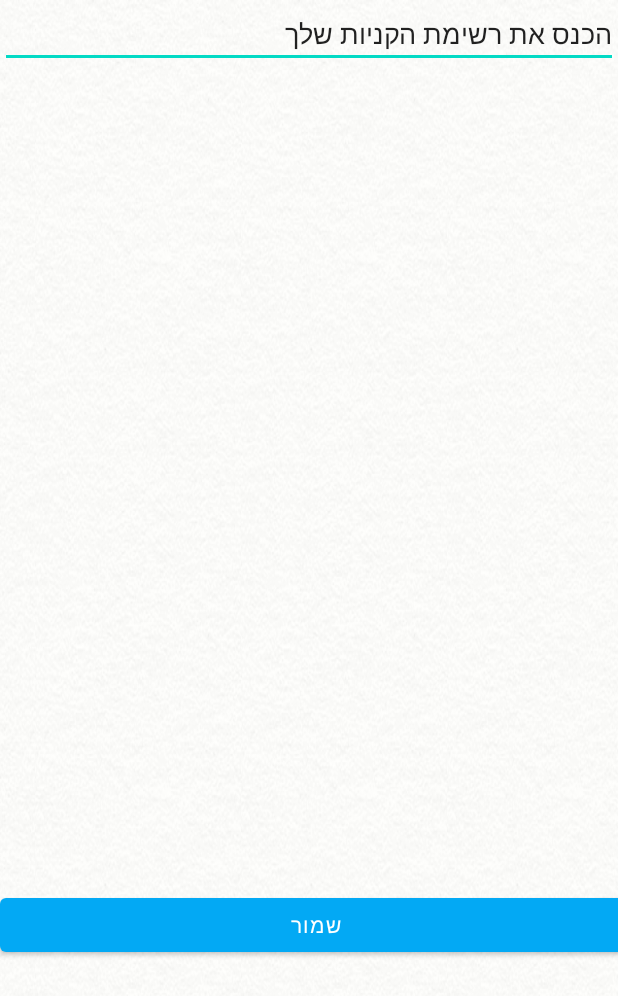
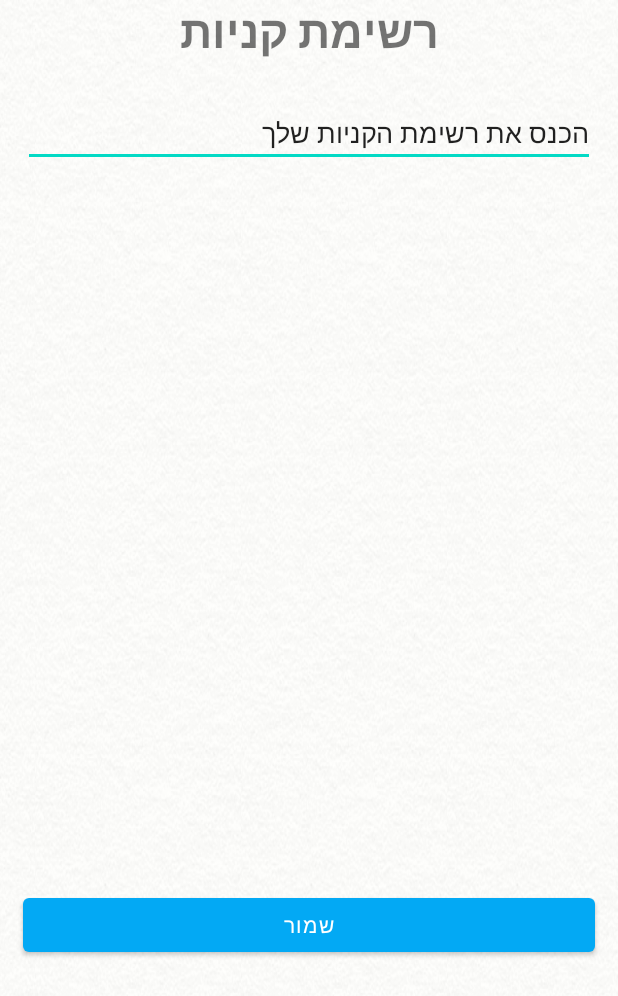
Before and after one commit to LeahMi/FinalProject, an Android app: the fragment ListShoppingFragment shown on its own in the app's theme, on a phone screen of 412 x 824 dp. Shown: the top 996 px of the screen. Run offline under Robolectric (Android 15) with nearby library versions, the phone set to English and light mode, and no system bars; our stand-ins replace Firebase (no records; nobody signed in at launch, a user with empty details on screens opened directly); Roboto replaces fonts that are not available here.

Commit message:
change design of shopping list

```diff
--- a/app/src/main/res/layout/fragment_list_shopping.xml
+++ b/app/src/main/res/layout/fragment_list_shopping.xml
@@ -8,15 +8,24 @@
     tools:context=".fragments.ListShoppingFragment">
 
 
+    <TextView
+        android:id="@+id/shopping_list_title"
+        android:layout_width="wrap_content"
+        android:layout_height="wrap_content"
+        android:layout_centerHorizontal="true"
+        android:text="רשימת קניות"
+        android:textSize="30sp"
+        android:textStyle="bold" />
+
     <EditText
         android:id="@+id/testEditText"
-        android:layout_width="300dp"
+        android:layout_width="match_parent"
         android:layout_height="wrap_content"
+        android:layout_below="@+id/shopping_list_title"
         android:layout_alignParentStart="true"
         android:layout_alignParentEnd="true"
-        android:layout_marginStart="0dp"
-        android:layout_marginEnd="0dp"
-        android:layout_marginRight="0dp" />
+        android:layout_marginHorizontal="15dp"
+        android:layout_marginTop="25dp" />
 
     <Button
         android:id="@+id/button_Save_Ing"
@@ -24,8 +33,8 @@
         android:layout_height="wrap_content"
         android:layout_alignParentEnd="true"
         android:layout_alignParentBottom="true"
-        android:layout_marginEnd="-10dp"
         android:layout_marginBottom="183dp"
+        android:layout_marginHorizontal="15dp"
         android:text="שמור"
         app:backgroundTint="#03A9F4" />
 
--- a/app/src/main/res/layout/fragment_profile.xml
+++ b/app/src/main/res/layout/fragment_profile.xml
@@ -83,7 +83,7 @@
             android:layout_width="match_parent"
             android:layout_height="wrap_content"
             android:layout_marginHorizontal="10dp"
-            android:layout_marginTop="15dp"
+            android:layout_marginTop="8dp"
             android:background="@drawable/rounded_edittext"
             android:hint=" בחר קטגוריות מועדפות"
             app:layout_constraintTop_toBottomOf="@+id/favorita_c"
@@ -94,7 +94,7 @@
 
         <TextView
             android:id="@+id/tvItemSelected"
-            android:layout_marginTop="15dp"
+            android:layout_marginTop="20dp"
             android:layout_width="match_parent"
             android:layout_height="wrap_content"
             android:layout_marginHorizontal="10dp"
@@ -111,7 +111,7 @@
             android:layout_width="match_parent"
             android:layout_height="wrap_content"
             android:layout_marginHorizontal="10dp"
-            android:layout_marginTop="15dp"
+            android:layout_marginTop="8dp"
             android:background="@drawable/rounded_edittext"
             android:text="@string/allergens"
             android:textColor="@color/black"
```
Also changed, not shown: app/src/main/java/com/dvora/finalproject/activities/Login.java (+8 -6 lines), app/src/main/java/com/dvora/finalproject/activities/Register.java (+5 -2 lines), app/src/main/java/com/dvora/finalproject/fragments/ProfileFragment.java (+0 -11 lines).
